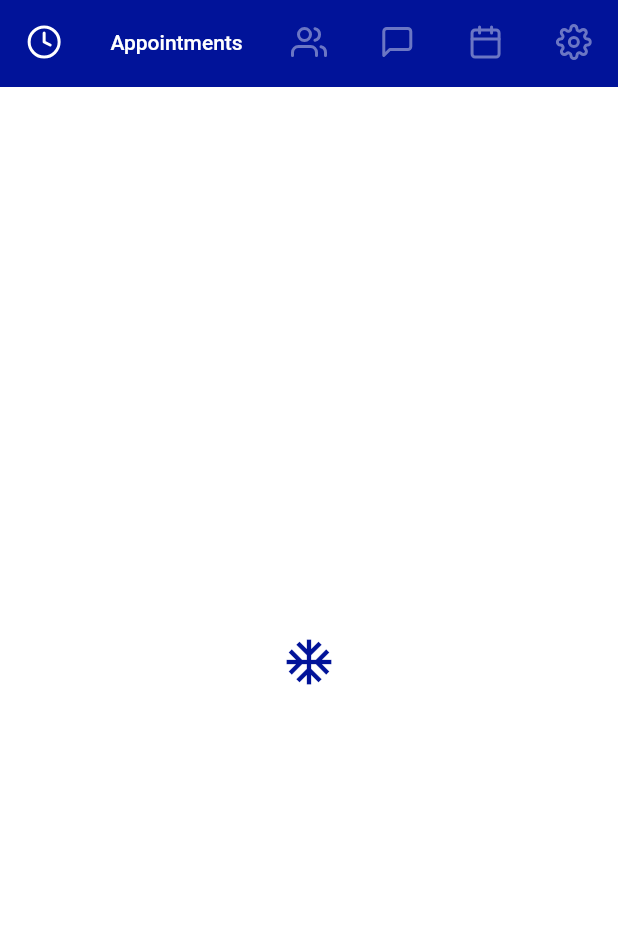
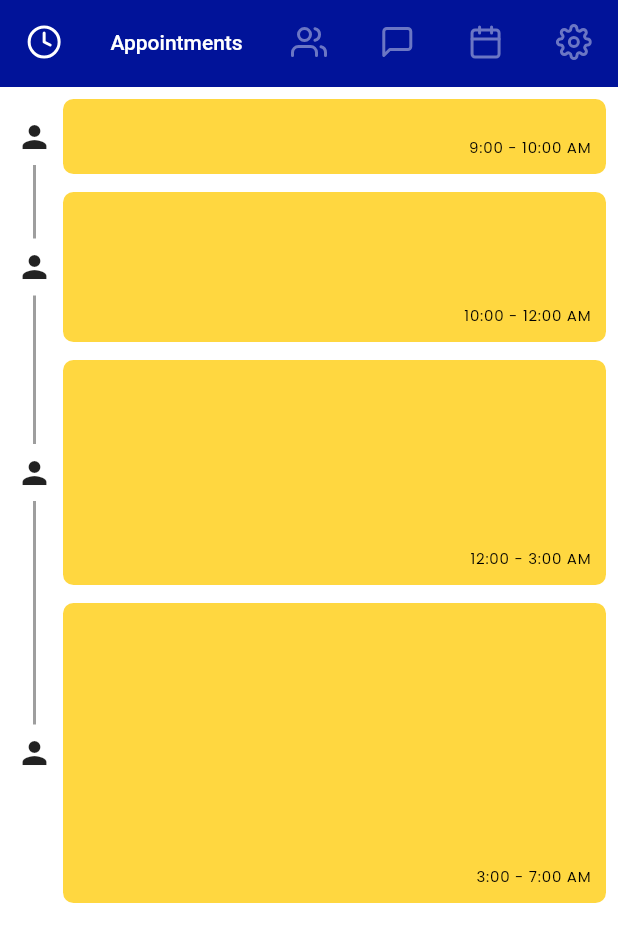
Before and after one commit to axel223/DocBook, a Flutter app: the screen it shows after launch, after a tap on "LOGIN", on a phone screen of 412 x 824 dp. Shown: the top 942 px of the screen. Run offline on Flutter 3.47's test engine with Material 2 defaults, Android fonts, the light colour scheme and no system bars; our stand-ins replace feather_icons_flutter, google_fonts.

Commit message:
add appoinments page

```diff
--- /dev/null
+++ b/lib/appointments_page.dart
@@ -0,0 +1,393 @@
+import 'package:flutter/material.dart';
+import 'package:google_fonts/google_fonts.dart';
+import 'adaptive.dart';
+class AppointmentPage extends StatefulWidget {
+  @override
+  _AppointmentPageState createState() => _AppointmentPageState();
+}
+
+class _AppointmentPageState extends State<AppointmentPage> {
+
+  final color = Colors.cyan;
+  Widget background(BuildContext context){
+    return Container(
+      child: Column(children: <Widget>[
+        _TimeCard(string: "9:00 AM"),
+        _TimeCard(string: "9:00 AM"),
+        _TimeCard(string: "9:00 AM"),
+        _TimeCard(string: "9:00 AM"),
+        _TimeCard(string: "9:00 AM"),
+        _TimeCard(string: "9:00 AM"),
+        _TimeCard(string: "9:00 AM"),
+        _TimeCard(string: "9:00 AM"),
+        _TimeCard(string: "9:00 AM"),
+        _TimeCard(string: "9:00 AM"),
+        _TimeCard(string: "9:00 AM"),
+        _TimeCard(string: "9:00 AM"),
+      ],
+      ),
+    );
+  }
+
+  @override
+  Widget build(BuildContext context) {
+    final isDesktop = isDisplayDesktop(context);
+    double desktopWidth =  MediaQuery.of(context).size.width - 150;
+    int elements = 4;
+    var hour_list = [1,2,3,4];
+    return Container(
+      color: Colors.white,
+      child: !isDesktop ?
+      Timeline(
+        children: <Widget>[
+          _CardMobile(string: "9:00 - 10:00 AM", height: 50,),
+          _CardMobile(string: "10:00 - 12:00 AM", height: 100,),
+          _CardMobile(string: "12:00 - 3:00 AM", height: 150,),
+          _CardMobile(string: "3:00 - 7:00 AM", height: 200,),
+        ],
+        indicators: <Widget>[
+          Icon(Icons.person),
+          Icon(Icons.person),
+          Icon(Icons.person),
+          Icon(Icons.person),
+        ],
+      )
+          : SingleChildScrollView(
+          child : Stack(children: <Widget>[
+            background(context),
+            Positioned(
+              top: 33,
+              left: 80,
+              child:_CardDesktop(string: "hello",height: 64,width: desktopWidth/elements,),
+            ),
+            Positioned(
+              top: 33.0 + 64.0,
+              left: 80 + desktopWidth/elements,
+              child:_CardDesktop(string: "hello2",height:  64*elements.toDouble() ,width: desktopWidth/elements,),
+            ),
+
+            ],
+          )
+      )
+    );
+  }
+}
+class _TimeCard extends StatelessWidget {
+  const _TimeCard({
+    Key key,
+    this.string,
+  }) : super(key: key);
+
+  final String string;
+
+  @override
+  Widget build(BuildContext context) {
+    return Container(
+        constraints: BoxConstraints(maxWidth: double.infinity),
+        padding: const EdgeInsets.symmetric(vertical: 25),
+        child:
+        Row(
+          mainAxisAlignment: MainAxisAlignment.center,
+          children: <Widget>[
+            SizedBox(width: 30,),
+          Text(
+            string,
+            style: GoogleFonts.poppins(
+              fontSize: 10,
+              color: Colors.black,
+              fontWeight: FontWeight.w300,
+            ),
+          ),
+            SizedBox(width: 30,),
+            Expanded(
+              child: Container(
+                height: 1,
+                color: Color(0xFFEFEFEF),
+              ),
+            ),
+            SizedBox(width: 20,)
+        ],),
+      );
+  }
+}
+
+class _CardMobile extends StatelessWidget {
+  const _CardMobile({
+    Key key,
+    this.string,
+    this.height,
+  }) : super(key: key);
+
+  final String string;
+  final double height;
+
+  @override
+  Widget build(BuildContext context) {
+    return Container(
+      height: height,
+      alignment: Alignment.bottomRight,
+      padding: EdgeInsets.all(10),
+      decoration: BoxDecoration(
+        borderRadius: BorderRadius.circular(7),
+        color: Colors.amberAccent,
+      ),
+      child: Text(
+        string,
+        style: GoogleFonts.poppins(
+          fontWeight: FontWeight.w400,
+          fontSize: 10,
+          color: Colors.black,
+        ),
+      ),
+    );
+  }
+}
+
+class _CardDesktop extends StatelessWidget {
+  const _CardDesktop({
+    Key key,
+    @required this.string,
+    @required this.height,
+    @required this.width,
+  }) : super(key: key);
+
+  final String string;
+  final double height;
+  final double width;
+
+  @override
+  Widget build(BuildContext context) {
+    return Container(
+      height: height,
+      width: width,
+      alignment: Alignment.center,
+      padding: EdgeInsets.all(10),
+      decoration: BoxDecoration(
+        borderRadius: BorderRadius.circular(7),
+        color: Colors.amberAccent,
+      ),
+      child: Text(
+        string,
+        style: GoogleFonts.poppins(
+          fontWeight: FontWeight.w400,
+          fontSize: 10,
+          color: Colors.black,
+        ),
+      ),
+    );
+  }
+}
+
+class _TopDesktop extends StatelessWidget {
+  const _TopDesktop({
+    Key key,
+    @required this.string,
+    @required this.height,
+    @required this.width,
+  }) : super(key: key);
+
+  final String string;
+  final double height;
+  final double width;
+
+  @override
+  Widget build(BuildContext context) {
+    return Container(
+      height: height,
+      width: width,
+      alignment: Alignment.center,
+      padding: EdgeInsets.all(10),
+      decoration: BoxDecoration(
+        borderRadius: BorderRadius.circular(7),
+        color: Colors.amberAccent,
+      ),
+      child: Text(
+        string,
+        style: GoogleFonts.poppins(
+          fontWeight: FontWeight.w400,
+          fontSize: 10,
+          color: Colors.black,
+        ),
+      ),
+    );
+  }
+}
+
+
+class Timeline extends StatelessWidget {
+  const Timeline({
+    @required this.children,
+    this.indicators,
+    this.isLeftAligned = true,
+    this.itemGap = 12.0,
+    this.gutterSpacing = 4.0,
+    this.padding = const EdgeInsets.all(8),
+    this.controller,
+    this.lineColor = Colors.grey,
+    this.physics,
+    this.shrinkWrap = true,
+    this.primary = false,
+    this.reverse = false,
+    this.indicatorSize = 30.0,
+    this.lineGap = 4.0,
+    this.indicatorColor = Colors.blue,
+    this.indicatorStyle = PaintingStyle.fill,
+    this.strokeCap = StrokeCap.butt,
+    this.strokeWidth = 2.0,
+    this.style = PaintingStyle.stroke,
+  })  : itemCount = children.length,
+        assert(itemGap >= 0),
+        assert(lineGap >= 0),
+        assert(indicators == null || children.length == indicators.length);
+
+  final List<Widget> children;
+  final double itemGap;
+  final double gutterSpacing;
+  final List<Widget> indicators;
+  final bool isLeftAligned;
+  final EdgeInsets padding;
+  final ScrollController controller;
+  final int itemCount;
+  final ScrollPhysics physics;
+  final bool shrinkWrap;
+  final bool primary;
+  final bool reverse;
+
+  final Color lineColor;
+  final double lineGap;
+  final double indicatorSize;
+  final Color indicatorColor;
+  final PaintingStyle indicatorStyle;
+  final StrokeCap strokeCap;
+  final double strokeWidth;
+  final PaintingStyle style;
+
+  @override
+  Widget build(BuildContext context) {
+    return ListView.separated(
+      padding: padding,
+      separatorBuilder: (_, __) => SizedBox(height: itemGap),
+      physics: physics,
+      shrinkWrap: shrinkWrap,
+      itemCount: itemCount,
+      controller: controller,
+      reverse: reverse,
+      primary: primary,
+      itemBuilder: (context, index) {
+        final child = children[index];
+
+        Widget indicator;
+        if (indicators != null) {
+          indicator = indicators[index];
+        }
+
+        final isFirst = index == 0;
+        final isLast = index == itemCount - 1;
+
+        final timelineTile = <Widget>[
+          CustomPaint(
+            foregroundPainter: _TimelinePainter(
+              hideDefaultIndicator: indicator != null,
+              lineColor: lineColor,
+              indicatorColor: indicatorColor,
+              indicatorSize: indicatorSize,
+              indicatorStyle: indicatorStyle,
+              isFirst: isFirst,
+              isLast: isLast,
+              lineGap: lineGap,
+              strokeCap: strokeCap,
+              strokeWidth: strokeWidth,
+              style: style,
+              itemGap: itemGap,
+            ),
+            child: SizedBox(
+              height: double.infinity,
+              width: indicatorSize,
+              child: indicator,
+            ),
+          ),
+          SizedBox(width: gutterSpacing),
+          Expanded(child: child),
+        ];
+
+        return IntrinsicHeight(
+          child: Row(
+            mainAxisAlignment: MainAxisAlignment.start,
+            children:
+            isLeftAligned ? timelineTile : timelineTile.reversed.toList(),
+          ),
+        );
+      },
+    );
+  }
+}
+
+class _TimelinePainter extends CustomPainter {
+  _TimelinePainter({
+    @required this.hideDefaultIndicator,
+    @required this.indicatorColor,
+    @required this.indicatorStyle,
+    @required this.indicatorSize,
+    @required this.lineGap,
+    @required this.strokeCap,
+    @required this.strokeWidth,
+    @required this.style,
+    @required this.lineColor,
+    @required this.isFirst,
+    @required this.isLast,
+    @required this.itemGap,
+  })  : linePaint = Paint()
+    ..color = lineColor
+    ..strokeCap = strokeCap
+    ..strokeWidth = strokeWidth
+    ..style = style,
+        circlePaint = Paint()
+          ..color = indicatorColor
+          ..style = indicatorStyle;
+
+  final bool hideDefaultIndicator;
+  final Color indicatorColor;
+  final PaintingStyle indicatorStyle;
+  final double indicatorSize;
+  final double lineGap;
+  final StrokeCap strokeCap;
+  final double strokeWidth;
+  final PaintingStyle style;
+  final Color lineColor;
+  final Paint linePaint;
+  final Paint circlePaint;
+  final bool isFirst;
+  final bool isLast;
+  final double itemGap;
+
+  @override
+  void paint(Canvas canvas, Size size) {
+    final indicatorRadius = indicatorSize / 2;
+    final halfItemGap = itemGap / 2;
+    final indicatorMargin = indicatorRadius + lineGap;
+
+    final top = size.topLeft(Offset(indicatorRadius, 0.0 - halfItemGap));
+    final centerTop = size.centerLeft(
+      Offset(indicatorRadius, -indicatorMargin),
+    );
+
+    final bottom = size.bottomLeft(Offset(indicatorRadius, 0.0 + halfItemGap));
+    final centerBottom = size.centerLeft(
+      Offset(indicatorRadius, indicatorMargin),
+    );
+
+    if (!isFirst) canvas.drawLine(top, centerTop, linePaint);
+    if (!isLast) canvas.drawLine(centerBottom, bottom, linePaint);
+
+    if (!hideDefaultIndicator) {
+      final Offset offsetCenter = size.centerLeft(Offset(indicatorRadius, 0));
+
+      canvas.drawCircle(offsetCenter, indicatorRadius, circlePaint);
+    }
+  }
+
+  @override
+  bool shouldRepaint(CustomPainter oldDelegate) {
+    return false;
+  }
+}
--- a/lib/home_page.dart
+++ b/lib/home_page.dart
@@ -3,13 +3,10 @@ import 'package:feather_icons_flutter/feather_icons_flutter.dart';
 
 import 'adaptive.dart';
 import 'text_scale.dart';
-
-//import 'package:gallery/studies/rally/tabs/accounts.dart';
-//import 'package:gallery/studies/rally/tabs/bills.dart';
-//import 'package:gallery/studies/rally/tabs/budgets.dart';
-//import 'package:gallery/studies/rally/tabs/overview.dart';
 import 'settings.dart';
 import 'patients.dart';
+import 'appointments_page.dart';
+import 'chats.dart';
 
 const int tabCount = 5;
 const int turnsToRotateRight = 1;
@@ -201,24 +198,13 @@ class _HomePageState extends State<HomePage>
 
   List<Widget> _buildTabViews() {
     return [
-    Container(
-      width: 70,
-      height: 70,
-      decoration: BoxDecoration(
-          color: Color(0xFFffffff),
-      ),
-      child: Icon(
-        Icons.ac_unit,
-        size: 36,
-        color: Color(0xFF011399),
-      ),
-    ),
+    AppointmentPage(),
       ListDemo(),
       Container(
         width: 70,
         height: 70,
         decoration: BoxDecoration(
-            color: Color(0xFFffffff),
+          color: Color(0xFFffffff),
         ),
         child: Icon(
           Icons.ac_unit,
--- a/pubspec.yaml
+++ b/pubspec.yaml
@@ -32,6 +32,8 @@ dependencies:
   google_fonts: ^1.0.0
   feather_icons_flutter: 4.7.4
   listview_utils: ^0.1.5
+  dash_chat: ^1.1.2
+  image_picker: ^0.6.5+3
 
 dev_dependencies:
   flutter_test:
```
Also changed, not shown: lib/patients.dart (+1 -7 lines), lib/chats.dart (added), pubspec.lock.
